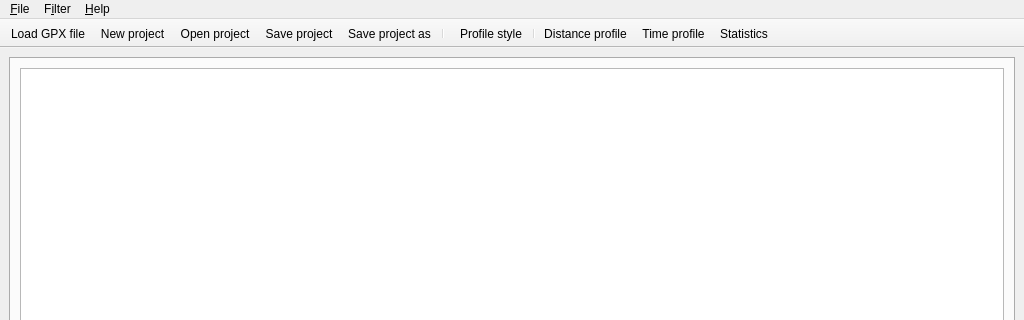
This is ui/mainwindow.ui in salsergey/gpxviewer as Qt 5 draws it before an edit; both pictures show x 0 to 1024 and y 0 to 320 of the 1024 by 768 pixel window. The edited form follows.
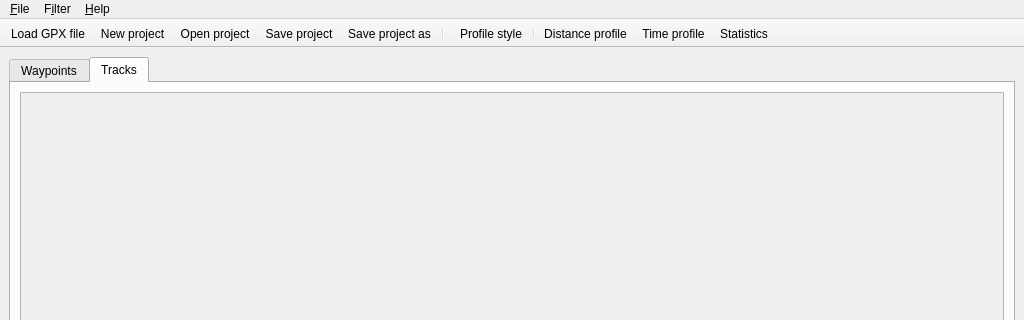
This is the edited form. The open tabs and pages were chosen to show the change. Icons and pictures are not drawn.

Commit message: * GpxModel is refactored: divided into WptModel, TrkModel and GpxParser. * Tracks are fully supported in addition to waypoints (reading from file, writing to file, plotting profiles). * Several checks added to the function for reading GPX Viewer projects. * Fixed saving to the same file after clearing the project. * Warnings about damaged waypoints and tracks are shown in the GUI.

Patch:
```diff
--- a/ui/mainwindow.ui
+++ b/ui/mainwindow.ui
@@ -30,6 +30,29 @@
        <layout class="QVBoxLayout" name="verticalLayout">
         <item>
          <widget class="QTableView" name="wptView">
+          <property name="enabled">
+           <bool>false</bool>
+          </property>
+          <property name="selectionBehavior">
+           <enum>QAbstractItemView::SelectRows</enum>
+          </property>
+          <attribute name="horizontalHeaderStretchLastSection">
+           <bool>true</bool>
+          </attribute>
+         </widget>
+        </item>
+       </layout>
+      </widget>
+      <widget class="QWidget" name="trkTab">
+       <attribute name="title">
+        <string>Tracks</string>
+       </attribute>
+       <layout class="QVBoxLayout" name="verticalLayout_3">
+        <item>
+         <widget class="QTableView" name="trkView">
+          <property name="enabled">
+           <bool>false</bool>
+          </property>
           <property name="selectionBehavior">
            <enum>QAbstractItemView::SelectRows</enum>
           </property>
```
Left out of the diff: 13 changed lines with no effect on the pictures. The commit also changes 14 other files.
